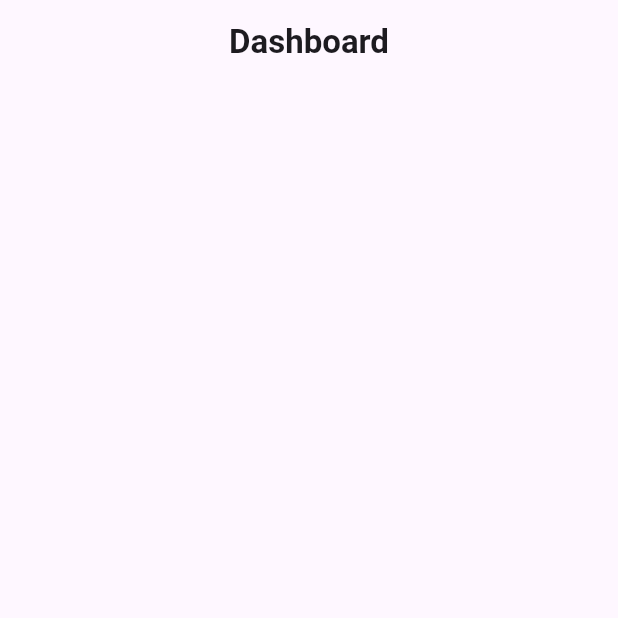
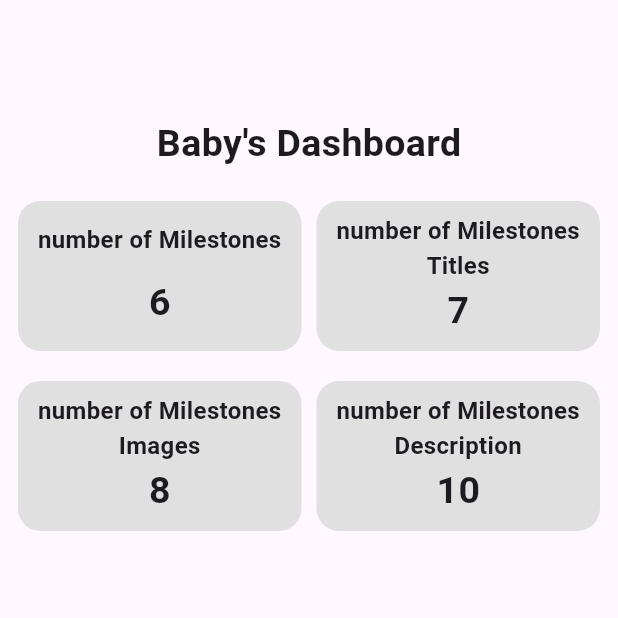
Before and after one commit to Tosin2289/Baby-Milestone-App, a Flutter app: the DashboardScreen screen opened directly, on a phone screen of 412 x 824 dp, the top half of it. Run offline on Flutter 3.47's test engine with Material 3 defaults, Android fonts, the phone set to English and light mode, and no system bars; our stand-ins replace get, get_storage, iconsax, image_picker; accounts and stored records are empty.

Commit message:
dashboard screen

```diff
--- a/lib/src/controller/milestone_controller.dart
+++ b/lib/src/controller/milestone_controller.dart
@@ -1,5 +1,17 @@
+import 'dart:io';
+
 import 'package:get/get.dart';
+import 'package:image_picker/image_picker.dart';
 
 class MilestoneController extends GetxController {
   static MilestoneController get instance => Get.find();
+  late Rx<File?> pickedFile;
+  XFile? imageFile;
+  pickedImageFileFromGallery() async {
+    imageFile = await ImagePicker().pickImage(source: ImageSource.gallery);
+    if (imageFile != null) {
+      Get.snackbar("Hurry", "You have sucessfully picked an image");
+    }
+    pickedFile = Rx<File?>(File(imageFile!.path));
+  }
 }
--- a/lib/src/models/milestone.dart
+++ b/lib/src/models/milestone.dart
@@ -1,9 +1,9 @@
 // ignore_for_file: public_member_api_docs, sort_constructors_first
 class Milestone {
-  String title;
-  String description;
-  String image;
-  String time;
+  String? title;
+  String? description;
+  String? image;
+  String? time;
   Milestone({
     required this.title,
     required this.description,
--- a/lib/src/views/dashboard_screen.dart
+++ b/lib/src/views/dashboard_screen.dart
@@ -7,16 +7,153 @@ class DashboardScreen extends StatelessWidget {
   Widget build(BuildContext context) {
     return Scaffold(
         appBar: AppBar(
-          title: const Text(
-            "Dashboard",
-            style: TextStyle(fontWeight: FontWeight.bold),
-          ),
+          automaticallyImplyLeading: false,
           centerTitle: true,
         ),
-        body: const Padding(
-          padding: EdgeInsets.all(12.0),
+        body: Padding(
+          padding: const EdgeInsets.all(12.0),
           child: Column(
-            children: [],
+            children: [
+              const SizedBox(
+                height: 10,
+              ),
+              const Text(
+                "Baby's Dashboard",
+                style: TextStyle(fontWeight: FontWeight.bold, fontSize: 25),
+              ),
+              const SizedBox(
+                height: 20,
+              ),
+              Row(
+                children: [
+                  Expanded(
+                      child: Container(
+                    height: 100,
+                    decoration: BoxDecoration(
+                        color: Colors.grey.shade300,
+                        borderRadius: BorderRadius.circular(15)),
+                    child: const Padding(
+                      padding: EdgeInsets.all(8.0),
+                      child: Center(
+                        child: Column(
+                          mainAxisAlignment: MainAxisAlignment.spaceAround,
+                          children: [
+                            Text(
+                              "number of Milestones",
+                              textAlign: TextAlign.center,
+                              style: TextStyle(
+                                  fontSize: 16, fontWeight: FontWeight.bold),
+                            ),
+                            Text(
+                              "6",
+                              style: TextStyle(
+                                  fontSize: 25, fontWeight: FontWeight.bold),
+                            ),
+                          ],
+                        ),
+                      ),
+                    ),
+                  )),
+                  const SizedBox(
+                    width: 10,
+                  ),
+                  Expanded(
+                      child: Container(
+                    height: 100,
+                    decoration: BoxDecoration(
+                        color: Colors.grey.shade300,
+                        borderRadius: BorderRadius.circular(15)),
+                    child: const Padding(
+                      padding: EdgeInsets.all(8.0),
+                      child: Center(
+                        child: Column(
+                          mainAxisAlignment: MainAxisAlignment.spaceAround,
+                          children: [
+                            Text(
+                              "number of Milestones Titles",
+                              textAlign: TextAlign.center,
+                              style: TextStyle(
+                                  fontSize: 16, fontWeight: FontWeight.bold),
+                            ),
+                            Text(
+                              "7",
+                              style: TextStyle(
+                                  fontSize: 25, fontWeight: FontWeight.bold),
+                            ),
+                          ],
+                        ),
+                      ),
+                    ),
+                  )),
+                ],
+              ),
+              const SizedBox(
+                height: 20,
+              ),
+              Row(
+                children: [
+                  Expanded(
+                      child: Container(
+                    height: 100,
+                    decoration: BoxDecoration(
+                        color: Colors.grey.shade300,
+                        borderRadius: BorderRadius.circular(15)),
+                    child: const Padding(
+                      padding: EdgeInsets.all(8.0),
+                      child: Center(
+                        child: Column(
+                          mainAxisAlignment: MainAxisAlignment.spaceAround,
+                          children: [
+                            Text(
+                              "number of Milestones Images",
+                              textAlign: TextAlign.center,
+                              style: TextStyle(
+                                  fontSize: 16, fontWeight: FontWeight.bold),
+                            ),
+                            Text(
+                              "8",
+                              style: TextStyle(
+                                  fontSize: 25, fontWeight: FontWeight.bold),
+                            ),
+                          ],
+                        ),
+                      ),
+                    ),
+                  )),
+                  const SizedBox(
+                    width: 10,
+                  ),
+                  Expanded(
+                      child: Container(
+                    height: 100,
+                    decoration: BoxDecoration(
+                        color: Colors.grey.shade300,
+                        borderRadius: BorderRadius.circular(15)),
+                    child: const Padding(
+                      padding: EdgeInsets.all(8.0),
+                      child: Center(
+                        child: Column(
+                          mainAxisAlignment: MainAxisAlignment.spaceAround,
+                          children: [
+                            Text(
+                              "number of Milestones Description",
+                              textAlign: TextAlign.center,
+                              style: TextStyle(
+                                  fontSize: 16, fontWeight: FontWeight.bold),
+                            ),
+                            Text(
+                              "10",
+                              style: TextStyle(
+                                  fontSize: 25, fontWeight: FontWeight.bold),
+                            ),
+                          ],
+                        ),
+                      ),
+                    ),
+                  )),
+                ],
+              ),
+            ],
           ),
         ));
   }
```
